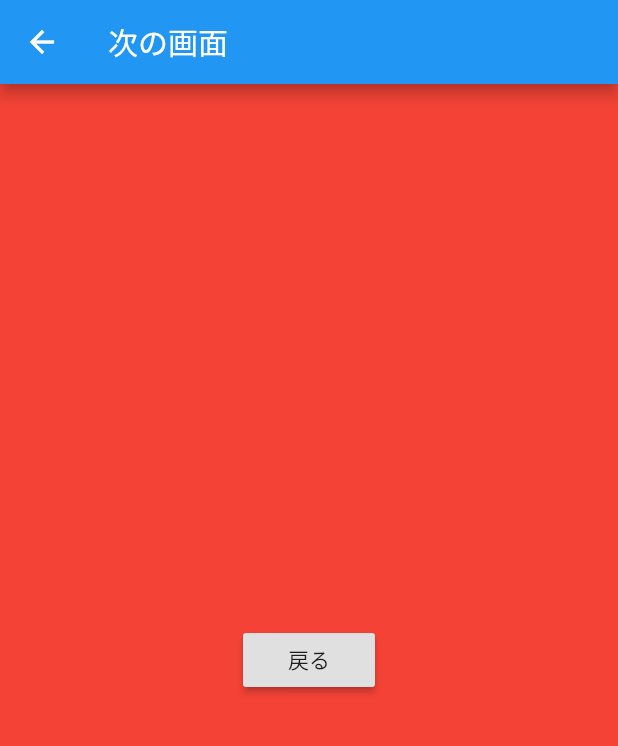
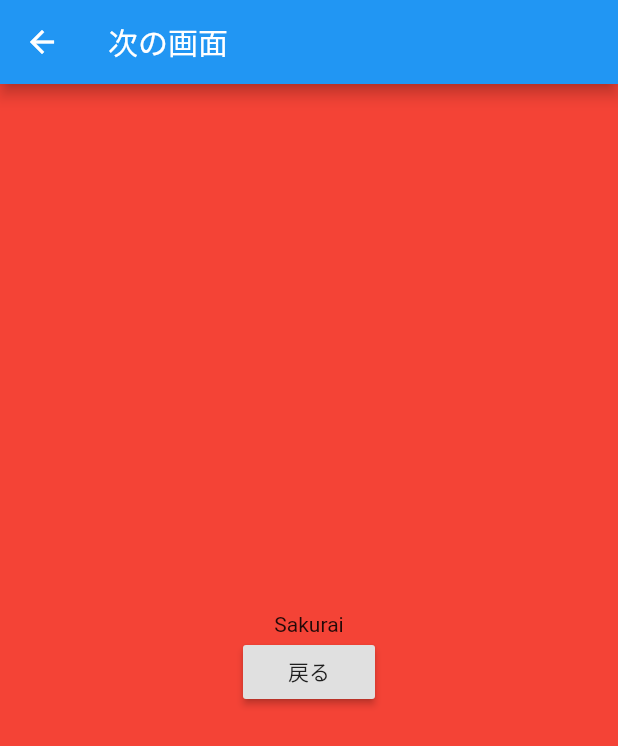
Before and after one commit to t-sakurai816/flutter-demo, a Flutter app: the screen it shows after launch, after a tap on "次へ", on a phone screen of 412 x 824 dp. Shown: the top 746 px of the screen. Run offline on Flutter 3.47's test engine with Material 2 defaults, Android fonts, the phone set to English and light mode, and no system bars.

Commit message:
次の画面に値を渡す-done!

```diff
--- a/lib/main.dart
+++ b/lib/main.dart
@@ -38,6 +38,8 @@ class _MyHomePageState extends State<MyHomePage> {
     });
   }
 
+  String text = '次へ';
+
   @override
   Widget build(BuildContext context) {
     return Scaffold(
@@ -46,17 +48,21 @@ class _MyHomePageState extends State<MyHomePage> {
       ),
       body: Center(
         child: RaisedButton(
-          child: Text('次へ'),
-          onPressed: () {
+          child: Text(text),
+          onPressed: () async {
             //ここに押したら反応するコードを書く
             //画面遷移のコードを書く
-            Navigator.push(
+            final result = await Navigator.push(
               context,
               MaterialPageRoute(
                 //呼び出すクラスは画面遷移したいファイル名
-                builder: (context) => NextPage(),
+                builder: (context) => NextPage('Sakurai'),
               ),
             );
+            setState(() {
+              text = result;
+            });
+            print(result);
           },
         ),
       ),
--- a/lib/next_page.dart
+++ b/lib/next_page.dart
@@ -1,6 +1,10 @@
 import 'package:flutter/material.dart';
 
 class NextPage extends StatelessWidget {
+  //NextPageを呼び出すときにnameを入れる
+  NextPage(this.name);
+  final String name;
+
   @override
   Widget build(BuildContext context) {
     return Scaffold(
@@ -10,15 +14,21 @@ class NextPage extends StatelessWidget {
       body: Container(
         height: double.infinity,
         color: Colors.red,
-        child: Center(
+        child: Column(
+          mainAxisAlignment: MainAxisAlignment.center, //中央寄せ
+          children: <Widget>[
+            Text(name),
+            Center(
               child: RaisedButton(
                 child: Text('戻る'),
                 onPressed: () {
                   //ここに押したら反応するコードを書く
                   //戻る処理
-              Navigator.pop(context);
+                  Navigator.pop(context, 'I will be back');
                 },
               ),
+            ),
+          ],
         ),
       ),
     );
```
Lines whose indentation alone changed are shown as unchanged.
